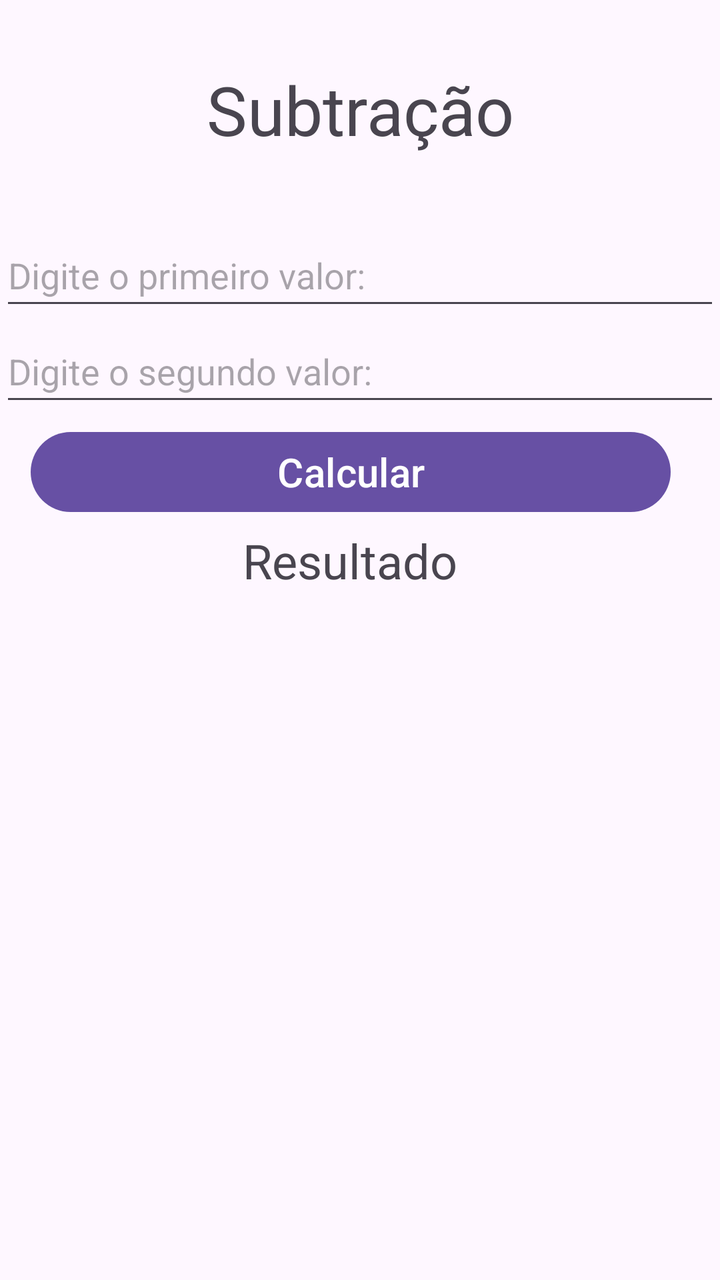
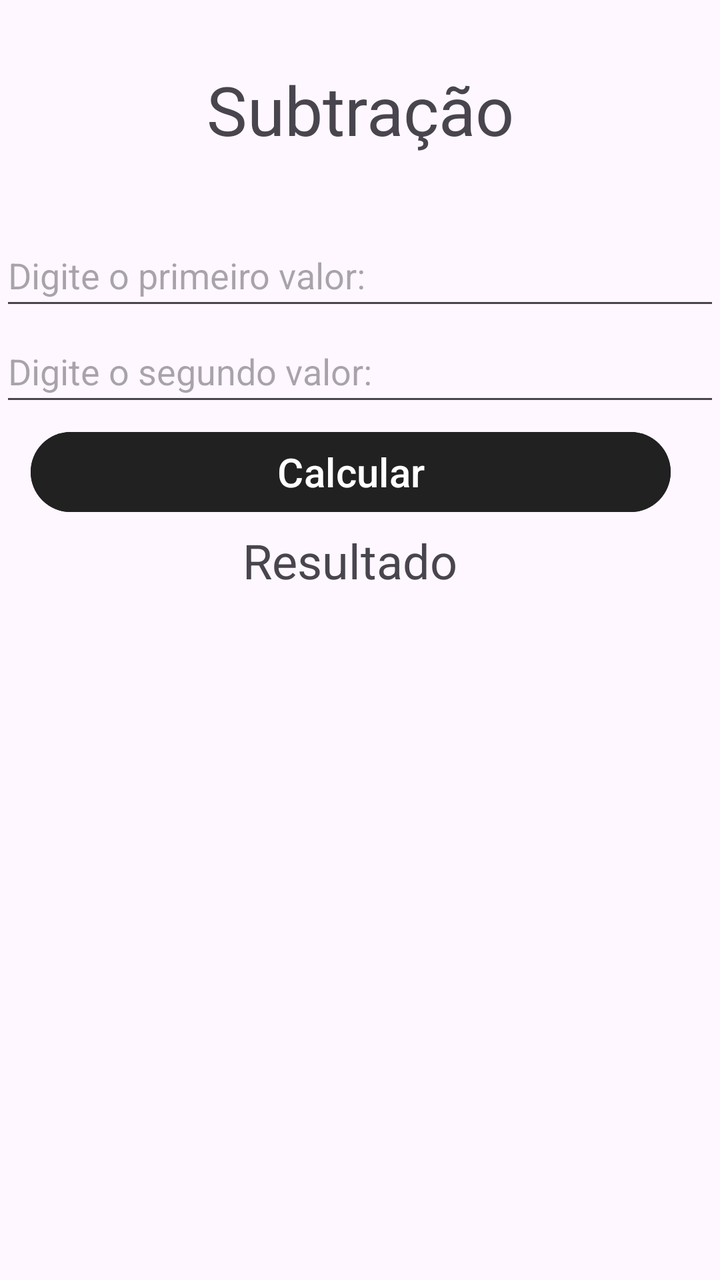

Screens rendered from an Android XML layout before and after an edit, with the pre-edit source and the edit as a unified diff.
<!-- AndroidManifest.xml: application theme Theme.Projetoprova -->
<!-- res/layout/activity_subtracao.xml -->
<?xml version="1.0" encoding="utf-8"?>
<androidx.constraintlayout.widget.ConstraintLayout xmlns:android="http://schemas.android.com/apk/res/android"
    xmlns:app="http://schemas.android.com/apk/res-auto"
    xmlns:tools="http://schemas.android.com/tools"
    android:id="@+id/main"
    android:layout_width="match_parent"
    android:layout_height="match_parent"
    tools:context=".Subtracao">

    <TextView
        android:id="@+id/textView3"
        android:layout_width="360dp"
        android:layout_height="48dp"
        android:layout_marginTop="32dp"
        android:text="Subtração"
        android:textAlignment="center"
        android:textSize="34sp"
        app:layout_constraintEnd_toEndOf="parent"
        app:layout_constraintStart_toStartOf="parent"
        app:layout_constraintTop_toTopOf="parent" />

    <EditText
        android:id="@+id/valor3"
        android:layout_width="360dp"
        android:layout_height="48dp"
        android:layout_marginTop="32dp"
        android:ems="10"
        android:hint="Digite o primeiro valor:"
        android:inputType="text"
        android:textSize="18sp"
        app:layout_constraintEnd_toEndOf="parent"
        app:layout_constraintStart_toStartOf="parent"
        app:layout_constraintTop_toBottomOf="@+id/textView3" />

    <EditText
        android:id="@+id/valor4"
        android:layout_width="360dp"
        android:layout_height="48dp"
        android:hint="Digite o segundo valor:"
        android:ems="10"
        android:inputType="text"
        app:layout_constraintEnd_toEndOf="parent"
        app:layout_constraintStart_toStartOf="parent"
        app:layout_constraintTop_toBottomOf="@+id/valor3" />

    <Button
        android:id="@+id/btnsub"
        android:layout_width="320dp"
        android:layout_height="48dp"
        android:layout_marginTop="4dp"
        android:text="Calcular"
        android:textSize="20sp"
        app:layout_constraintEnd_toEndOf="parent"
        app:layout_constraintHorizontal_bias="0.384"
        app:layout_constraintStart_toStartOf="parent"
        app:layout_constraintTop_toBottomOf="@+id/valor4" />

    <TextView
        android:id="@+id/resultado2"
        android:layout_width="300dp"
        android:layout_height="48dp"
        android:layout_marginTop="4dp"
        android:text="Resultado"
        android:textAlignment="center"
        android:textSize="24sp"
        app:layout_constraintEnd_toEndOf="parent"
        app:layout_constraintHorizontal_bias="0.414"
        app:layout_constraintStart_toStartOf="parent"
        app:layout_constraintTop_toBottomOf="@+id/btnsub" />
</androidx.constraintlayout.widget.ConstraintLayout>
<!-- resources referenced by this layout -->
<resources>
  <style name="Theme.Projetoprova" parent="Base.Theme.Projetoprova" />
  <style name="Base.Theme.Projetoprova" parent="Theme.Material3.DayNight.NoActionBar">
          
          
      </style>
</resources>

<!-- the commit's change to res/layout/activity_subtracao.xml (unified diff, before → after) -->
@@ -48,6 +48,8 @@
         android:layout_width="320dp"
         android:layout_height="48dp"
         android:layout_marginTop="4dp"
+        android:backgroundTint="#212121"
+        android:textColor="#FFFFFF"
         android:text="Calcular"
         android:textSize="20sp"
         app:layout_constraintEnd_toEndOf="parent"
